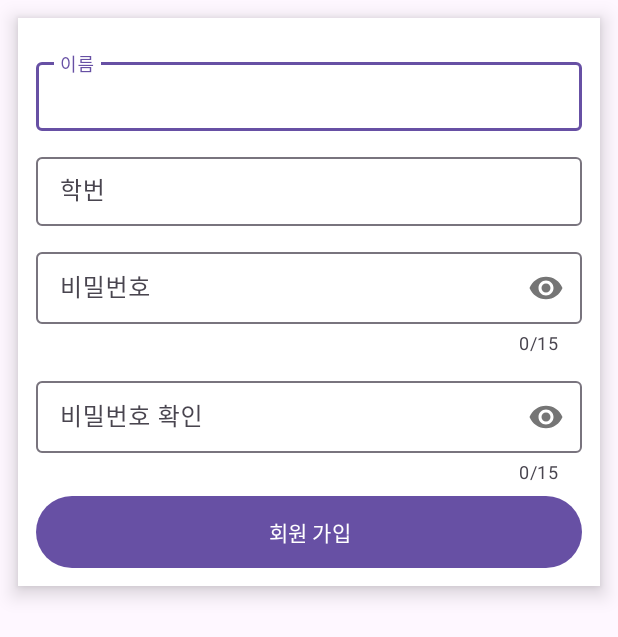
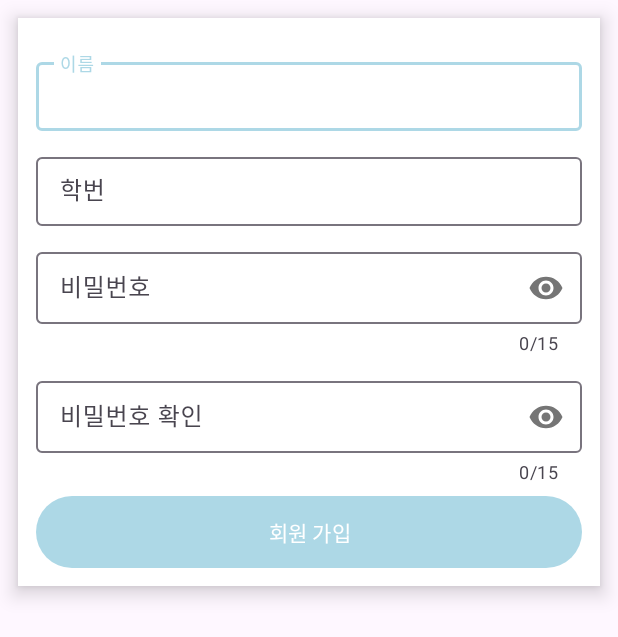
Before and after one commit to nyulnyul/ITC_09, an Android app: the RegisterActivity screen opened directly, with no data from a screen before it, on a phone screen of 412 x 824 dp. Shown: the top 637 px of the screen. Run offline under Robolectric (Android 15) with nearby library versions, the phone set to English and light mode, and no system bars.

Commit message:
메인 테마 색 변경
메인 테마 색 변경

```diff
--- a/app/src/main/res/values/themes.xml
+++ b/app/src/main/res/values/themes.xml
@@ -2,7 +2,8 @@
     <!-- Base application theme. -->
     <style name="Base.Theme.ITC_Football" parent="Theme.Material3.DayNight.NoActionBar">
         <!-- Customize your light theme here. -->
-        <!-- <item name="colorPrimary">@color/my_light_primary</item> -->
+       <item name="colorPrimary">@color/light_blue</item>
+
     </style>
 
     <style name="Theme.ITC_Football" parent="Base.Theme.ITC_Football" />
```
